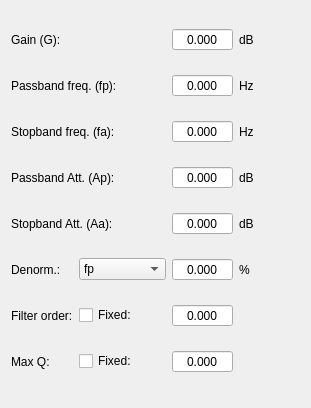
Above: app/designer/filters_data/low_pass.ui from grupo-tc-volcan/TP4 before the change. Below: the same form after it.
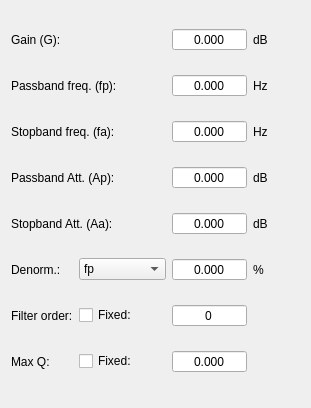
That is the form after the change.

Diff of the .ui file:
```diff
--- a/app/designer/filters_data/low_pass.ui
+++ b/app/designer/filters_data/low_pass.ui
@@ -58,6 +58,9 @@
      <property name="decimals">
       <number>3</number>
      </property>
+     <property name="maximum">
+      <double>300.000000000000000</double>
+     </property>
     </widget>
    </item>
    <item row="4" column="2">
@@ -77,6 +80,9 @@
      <property name="decimals">
       <number>3</number>
      </property>
+     <property name="maximum">
+      <double>300.000000000000000</double>
+     </property>
     </widget>
    </item>
    <item row="4" column="3">
@@ -103,6 +109,9 @@
      <property name="decimals">
       <number>3</number>
      </property>
+     <property name="maximum">
+      <double>1000000000000.000000000000000</double>
+     </property>
     </widget>
    </item>
    <item row="1" column="2">
@@ -122,6 +131,9 @@
      <property name="decimals">
       <number>3</number>
      </property>
+     <property name="maximum">
+      <double>1000000000000.000000000000000</double>
+     </property>
     </widget>
    </item>
    <item row="5" column="3">
@@ -155,6 +167,9 @@
      <property name="decimals">
       <number>3</number>
      </property>
+     <property name="maximum">
+      <double>100.000000000000000</double>
+     </property>
     </widget>
    </item>
    <item row="8" column="0">
@@ -181,6 +196,9 @@
      <property name="decimals">
       <number>3</number>
      </property>
+     <property name="maximum">
+      <double>300.000000000000000</double>
+     </property>
     </widget>
    </item>
    <item row="2" column="3">
@@ -207,6 +225,9 @@
      <property name="decimals">
       <number>3</number>
      </property>
+     <property name="maximum">
+      <double>100.000000000000000</double>
+     </property>
     </widget>
    </item>
    <item row="5" column="1">
@@ -292,7 +313,10 @@
       <bool>true</bool>
      </property>
      <property name="decimals">
-      <number>3</number>
+      <number>0</number>
+     </property>
+     <property name="maximum">
+      <double>20.000000000000000</double>
      </property>
     </widget>
    </item>
```
